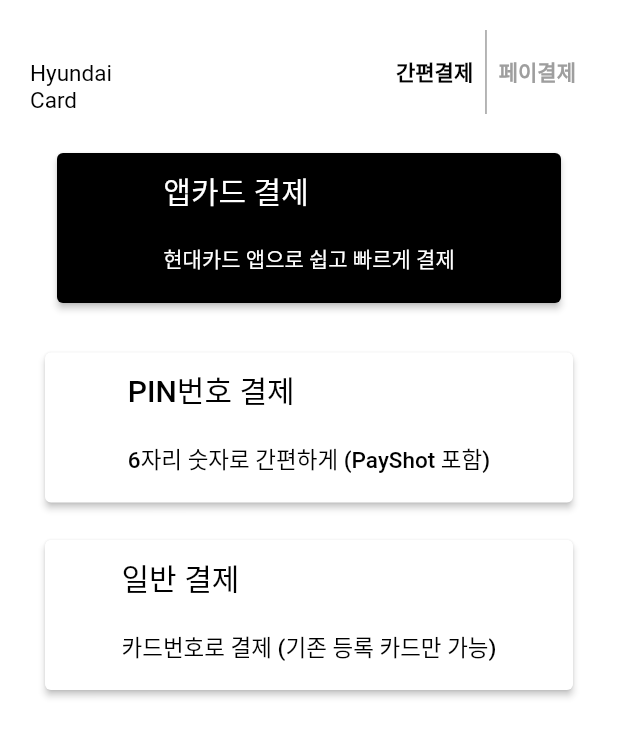
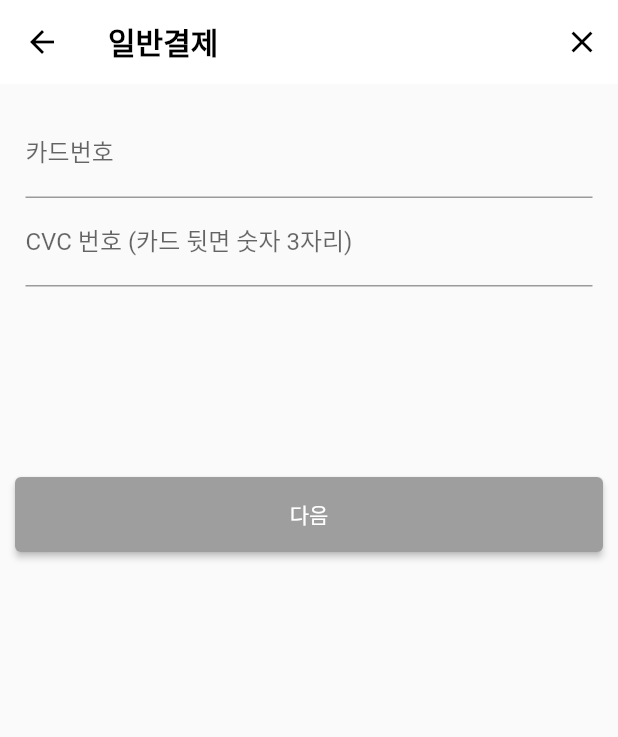
Before and after one commit to Merhong/final-front, a Flutter app: the PayCardPage screen opened by its route, on a phone screen of 412 x 824 dp. Shown: the top 737 px of the screen. Run offline on Flutter 3.47's test engine with Material 2 defaults, Android fonts, the phone set to English and light mode, and no system bars; our stand-ins replace dio, flutter_riverpod, flutter_secure_storage, logger, validators; accounts and stored records are empty.

Commit message:
paymethod,paycard페이지

```diff
--- a/lib/_core/constants/http.dart
+++ b/lib/_core/constants/http.dart
@@ -5,10 +5,9 @@
 // const String serverURL = "http://192.168.0.45:8081"; // 김지원
 // const String serverURL = "http://192.168.0.44:8081"; // 김하얀
 // const String serverURL = "http://192.168.0.48:8081"; // 박민희
-// const String serverURL = "http://192.168.0.49:8081"; // 윤혜림
+const String serverURL = "http://192.168.0.49:8081"; // 윤혜림
 // const String serverURL = "http://192.168.0.50:8081"; // 김대홍
 ///////////////////////////////////////////////////////
-
 
 DateTime todayDateTime = DateTime.now(); // 세계시간 UTC임
 
--- a/lib/_core/constants/move.dart
+++ b/lib/_core/constants/move.dart
@@ -3,8 +3,9 @@
 import 'package:flutter_blog/ui/pages/cookieshop/cookieshop_page.dart';
 import 'package:flutter_blog/ui/pages/other/my_page/my_page.dart';
 import 'package:flutter_blog/ui/pages/other/see_more_page/see_more_page.dart';
-import 'package:flutter_blog/ui/pages/pay/card_page/pay_card_page.dart';
 import 'package:flutter_blog/ui/pages/pay/home_page/pay_home_page.dart';
+import 'package:flutter_blog/ui/pages/pay/pay_card_page/pay_card_page.dart';
+import 'package:flutter_blog/ui/pages/pay/pay_method_page/pay_method_page.dart';
 import 'package:flutter_blog/ui/pages/webtoon/best_page/webtoon_best_page.dart';
 import 'package:flutter_blog/ui/pages/webtoon/list_page/webtoon_list_page.dart';
 import 'package:flutter_blog/ui/pages/webtoon/recommend_page/webtoon_recommend_page.dart';
@@ -30,6 +31,7 @@
   static String myPage = "/my"; // MY
   static String bestPage = "/best"; // 베스트도전
   static String payHomePage = "/pay/home"; // 메인결제
+  static String payMethodPage = "/pay/method"; // 결제(카드)
   static String payCardPage = "/pay/card"; // 결제(카드)
 }
 
@@ -50,6 +52,7 @@
     Move.myPage: (context) => MyPage(),
     Move.bestPage: (context) => BestPage(),
     Move.payHomePage: (context) => PayHomePage(),
+    Move.payMethodPage: (context) => PayMethodPage(),
     Move.payCardPage: (context) => PayCardPage(),
   };
 }
--- a/lib/main.dart
+++ b/lib/main.dart
@@ -23,8 +23,7 @@
       // 최초 화면
       // initialRoute: Move.loginPage,
       // initialRoute: Move.payHomePage,
-      initialRoute: Move.payCardPage,
-
+      initialRoute: Move.payMethodPage,
 
       // _core/move.dart 에 적어주세요
       routes: getRouters(),
--- /dev/null
+++ b/lib/ui/pages/pay/pay_card_page/pay_card_page.dart
@@ -0,0 +1,44 @@
+import 'package:flutter/material.dart';
+import 'package:flutter_blog/ui/pages/pay/pay_card_page/widgets/pay_card_button.dart';
+import 'package:flutter_blog/ui/pages/pay/pay_card_page/widgets/pay_card_form.dart';
+
+class PayCardPage extends StatelessWidget {
+  const PayCardPage({Key? key}) : super(key: key);
+
+  @override
+  Widget build(BuildContext context) {
+    return Scaffold(
+      appBar: AppBar(
+        elevation: 0,
+        backgroundColor: Colors.white,
+        leading: IconButton(
+          icon: Icon(
+            Icons.arrow_back,
+            color: Colors.black,
+          ),
+          onPressed: () {
+            // 뒤로 가기 동작을 추가할 수 있습니다.
+          },
+        ),
+        title: Text(
+          "일반결제",
+          style: TextStyle(color: Colors.black, fontWeight: FontWeight.bold),
+          textAlign: TextAlign.center,
+        ),
+        actions: [
+          IconButton(
+            onPressed: () {},
+            icon: Icon(Icons.close),
+            color: Colors.black,
+          )
+        ],
+      ),
+      body: Column(
+        children: [
+          PayCardForm(),
+          PayCardButton(),
+        ],
+      ),
+    );
+  }
+}
--- /dev/null
+++ b/lib/ui/pages/pay/pay_card_page/widgets/pay_card_button.dart
@@ -0,0 +1,31 @@
+import 'package:flutter/material.dart';
+
+class PayCardButton extends StatelessWidget {
+  const PayCardButton({
+    super.key,
+  });
+
+  @override
+  Widget build(BuildContext context) {
+    return Padding(
+      padding: const EdgeInsets.all(10.0),
+      child: Row(
+        children: [
+          Expanded(
+            child: Container(
+              height: 50,
+              child: ElevatedButton(
+                onPressed: () {},
+                child: Text('다음'),
+                style: ElevatedButton.styleFrom(
+                  primary: Colors.grey, // 버튼의 배경색
+                  onPrimary: Colors.white, // 버튼 텍스트의 색상
+                ),
+              ),
+            ),
+          ),
+        ],
+      ),
+    );
+  }
+}
--- /dev/null
+++ b/lib/ui/pages/pay/pay_card_page/widgets/pay_card_form.dart
@@ -0,0 +1,37 @@
+import 'package:flutter/material.dart';
+
+class PayCardForm extends StatelessWidget {
+  final _formKey = GlobalKey<FormState>();
+  PayCardForm({
+    super.key,
+  });
+
+  @override
+  Widget build(BuildContext context) {
+    return Padding(
+      padding: const EdgeInsets.all(17.0),
+      child: Form(
+        key: _formKey,
+        child: Column(
+          children: [
+            TextFormField(
+              decoration: InputDecoration(
+                labelText: '카드번호',
+                hintText: '',
+              ),
+            ),
+            TextFormField(
+              decoration: InputDecoration(
+                labelText: 'CVC 번호 (카드 뒷면 숫자 3자리)',
+                hintText: '',
+              ),
+            ),
+            SizedBox(
+              height: 100,
+            ),
+          ],
+        ),
+      ),
+    );
+  }
+}
--- a/lib/ui/pages/pay/card_page/pay_card_page.dart
+++ b/lib/ui/pages/pay/pay_method_page/pay_method_page.dart
@@ -1,25 +1,22 @@
 import 'package:flutter/material.dart';
-import 'package:flutter_blog/ui/pages/pay/card_page/widgets/pay_card_black_button.dart';
-import 'package:flutter_blog/ui/pages/pay/card_page/widgets/pay_card_white_button.dart';
+import 'package:flutter_blog/ui/pages/pay/pay_method_page/widgets/pay_method_black_button.dart';
+import 'package:flutter_blog/ui/pages/pay/pay_method_page/widgets/pay_method_white_button.dart';
 
-class PayCardPage extends StatelessWidget {
-  const PayCardPage({Key? key});
+class PayMethodPage extends StatelessWidget {
+  const PayMethodPage({Key? key});
 
   @override
   Widget build(BuildContext context) {
     return Padding(
-      padding: const EdgeInsets.all(20),
+      padding: const EdgeInsets.all(10),
       child: Scaffold(
         backgroundColor: Colors.white,
         appBar: AppBar(
           elevation: 0,
           backgroundColor: Colors.white,
-          leading: Padding(
-            padding: const EdgeInsets.only(top: 20),
-            child: Text(
-              "Hyundai Card",
-              style: TextStyle(color: Colors.black),
-            ),
+          title: Text(
+            "Hyundai Card",
+            style: TextStyle(color: Colors.black),
           ),
           actions: [
             TextButton(
@@ -48,14 +45,14 @@
         body: Column(
           children: [
             SizedBox(height: 8),
-            PayCardBlackButton(),
+            PayMethodBlackButton(),
             SizedBox(height: 5),
-            PayCardWhiteButton(
+            PayMethodWhiteButton(
               payment: "PIN번호",
               smallFont: "6자리 숫자로 간편하게 (PayShot 포함)",
             ),
             SizedBox(height: 5),
-            PayCardWhiteButton(
+            PayMethodWhiteButton(
               payment: "일반",
               smallFont: "카드번호로 결제 (기존 등록 카드만 가능)",
             ),
--- a/lib/ui/pages/pay/card_page/widgets/pay_card_white_button.dart
+++ b/lib/ui/pages/pay/pay_method_page/widgets/pay_method_black_button.dart
@@ -1,11 +1,7 @@
 import 'package:flutter/material.dart';
 
-class PayCardWhiteButton extends StatelessWidget {
-  final String payment;
-  final String smallFont;
-
-  const PayCardWhiteButton(
-      {super.key, required this.payment, required this.smallFont});
+class PayMethodBlackButton extends StatelessWidget {
+  const PayMethodBlackButton({super.key});
 
   @override
   Widget build(BuildContext context) {
@@ -21,20 +17,17 @@
                 children: [
                   SizedBox(height: 10),
                   Text(
-                    "$payment 결제",
-                    style: TextStyle(fontSize: 20, color: Colors.black),
+                    "앱카드 결제",
+                    style: TextStyle(fontSize: 20),
                   ),
                   SizedBox(
                     height: 20,
                   ),
-                  Text(
-                    "$smallFont",
-                    style: TextStyle(fontSize: 15, color: Colors.black),
-                  ),
+                  Text("현대카드 앱으로 쉽고 빠르게 결제")
                 ],
               ),
               style: ButtonStyle(
-                backgroundColor: MaterialStateProperty.all<Color>(Colors.white),
+                backgroundColor: MaterialStateProperty.all<Color>(Colors.black),
                 fixedSize: MaterialStateProperty.all<Size>(
                   Size(double.infinity, 100),
                 ),
--- a/lib/ui/pages/pay/card_page/widgets/pay_card_black_button.dart
+++ b/lib/ui/pages/pay/pay_method_page/widgets/pay_method_white_button.dart
@@ -1,12 +1,16 @@
 import 'package:flutter/material.dart';
 
-class PayCardBlackButton extends StatelessWidget {
-  const PayCardBlackButton({super.key});
+class PayMethodWhiteButton extends StatelessWidget {
+  final String payment;
+  final String smallFont;
+
+  const PayMethodWhiteButton(
+      {super.key, required this.payment, required this.smallFont});
 
   @override
   Widget build(BuildContext context) {
     return Padding(
-      padding: const EdgeInsets.all(18.0),
+      padding: const EdgeInsets.all(10.0),
       child: Row(
         children: [
           Expanded(
@@ -17,17 +21,20 @@
                 children: [
                   SizedBox(height: 10),
                   Text(
-                    "앱카드 결제",
-                    style: TextStyle(fontSize: 20),
+                    "$payment 결제",
+                    style: TextStyle(fontSize: 20, color: Colors.black),
                   ),
                   SizedBox(
                     height: 20,
                   ),
-                  Text("현대카드 앱으로 쉽고 빠르게 결제")
+                  Text(
+                    "$smallFont",
+                    style: TextStyle(fontSize: 15, color: Colors.black),
+                  ),
                 ],
               ),
               style: ButtonStyle(
-                backgroundColor: MaterialStateProperty.all<Color>(Colors.black),
+                backgroundColor: MaterialStateProperty.all<Color>(Colors.white),
                 fixedSize: MaterialStateProperty.all<Size>(
                   Size(double.infinity, 100),
                 ),
```
